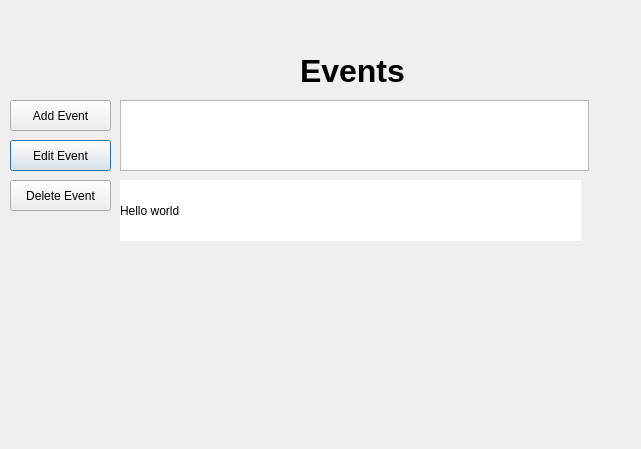
Old version of the form events.ui in the repository razashahid107/NOTEPAD-QT.
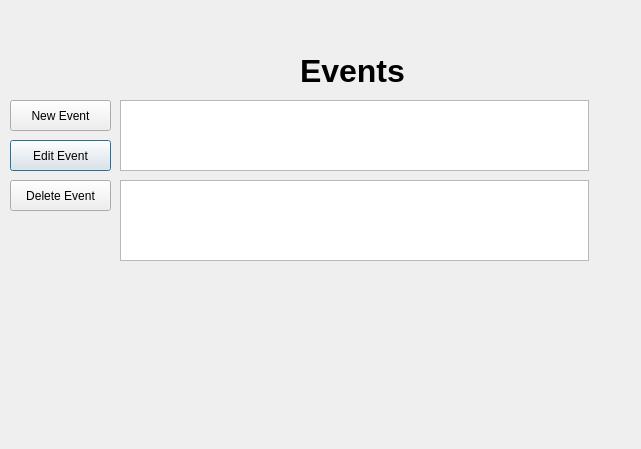
New version of the form.

The edit to the form file:
```diff
--- a/events.ui
+++ b/events.ui
@@ -44,6 +44,16 @@
     </rect>
    </property>
   </widget>
+  <widget class="QPlainTextEdit" name="label_2">
+   <property name="geometry">
+    <rect>
+     <x>120</x>
+     <y>180</y>
+     <width>469</width>
+     <height>81</height>
+    </rect>
+   </property>
+  </widget>
   <widget class="QPushButton" name="pushButton_2">
    <property name="geometry">
     <rect>
@@ -67,7 +77,7 @@
     </rect>
    </property>
    <property name="text">
-    <string>Add Event</string>
+    <string>New Event</string>
    </property>
   </widget>
   <widget class="QPushButton" name="pushButton_3">
@@ -83,23 +93,6 @@
     <string>Delete Event</string>
    </property>
   </widget>
-  <widget class="QLabel" name="label_2">
-   <property name="geometry">
-    <rect>
-     <x>120</x>
-     <y>180</y>
-     <width>461</width>
-     <height>61</height>
-    </rect>
-   </property>
-   <property name="styleSheet">
-    <string notr="true">background-color: rgb(255, 255, 255);
-color: rgb(0, 0, 0);</string>
-   </property>
-   <property name="text">
-    <string>Hello world</string>
-   </property>
-  </widget>
  </widget>
  <resources/>
  <connections/>
```
